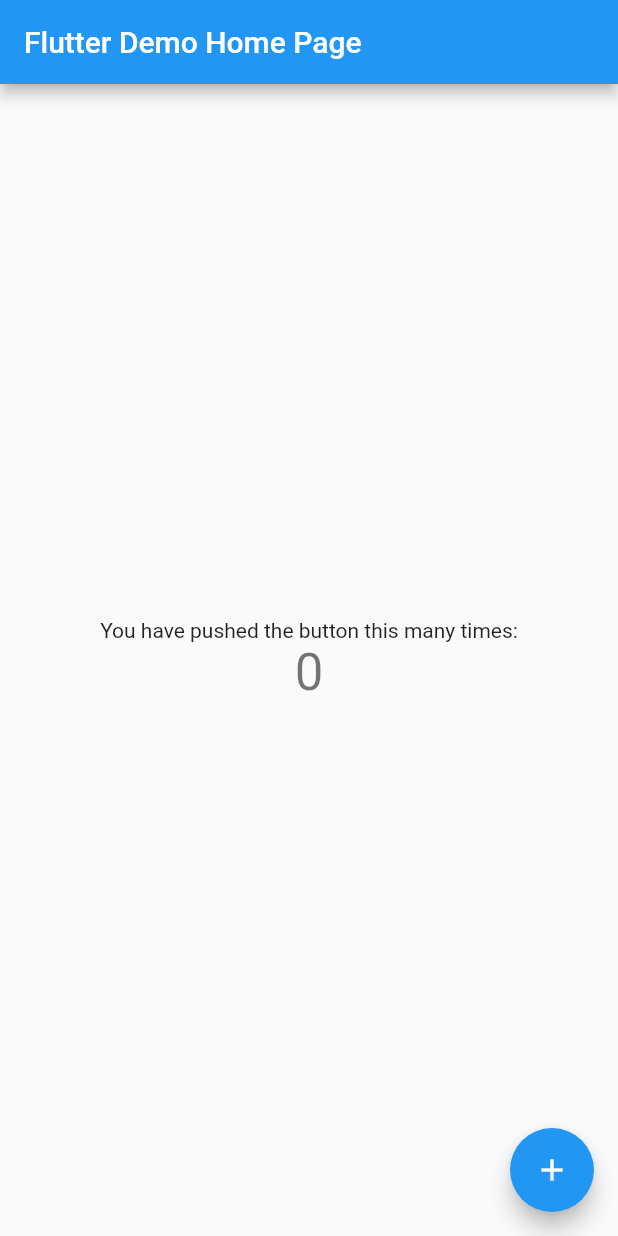
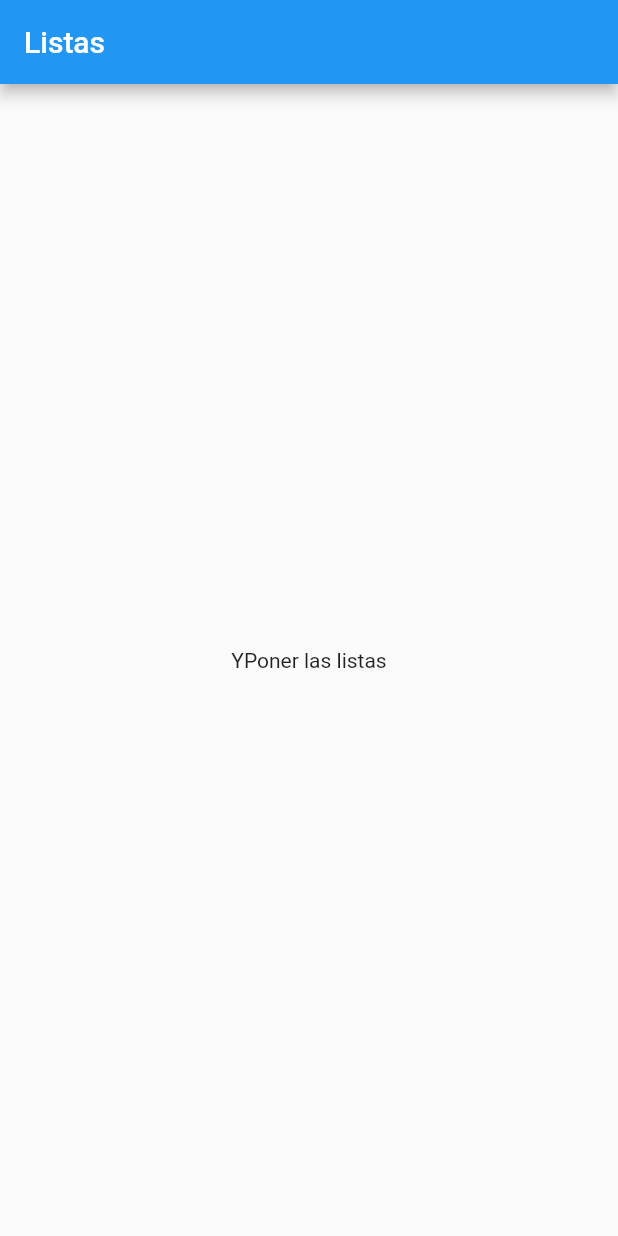
Before and after one commit to natsukis/supermarket_list, a Flutter app: the screen it shows after launch, on a phone screen of 412 x 824 dp. Run offline on Flutter 3.47's test engine with Material 2 defaults, Android fonts, the phone set to English and light mode, and no system bars; our stand-ins replace sqflite; accounts and stored records are empty.

Commit message:
Add a new table to the sqflite

```diff
--- a/lib/model/list.dart
+++ b/lib/model/supermarketlist.dart
@@ -1,20 +1,20 @@
 class SuperMarketList {
   int id;
+  int idGroup;
   int quantity;
   String article;
   int status;
-  String date;
 
-  SuperMarketList(this.quantity, this.article, this.status, this.date);
+  SuperMarketList(this.idGroup, this.quantity, this.article, this.status);
   SuperMarketList.withId(
-      this.id, this.quantity, this.article, this.status, this.date);
+      this.id, idGroup, this.quantity, this.article, this.status);
 
   Map<String, dynamic> toMap() {
     var map = Map<String, dynamic>();
+    map["idGroup"] = idGroup;
     map["quantity"] = quantity;
     map["article"] = article;
     map["status"] = status;
-    map["date"] = date;
     if (id != null) {
       map["id"] = id;
     }
@@ -23,9 +23,9 @@ class SuperMarketList {
 
   SuperMarketList.fromObject(dynamic o) {
     this.id = o["id"];
+    this.idGroup = o["idGroup"];
     this.quantity = o["quantity"];
     this.article = o["article"];
     this.status = o["status"];
-    this.date = o["date"];
   }
 }
--- a/lib/screens/main.dart
+++ b/lib/screens/main.dart
@@ -7,20 +7,11 @@ class MyApp extends StatelessWidget {
   @override
   Widget build(BuildContext context) {
     return MaterialApp(
-      title: 'Flutter Demo',
+      title: 'Tortoise: Listas diarias',
       theme: ThemeData(
-        // This is the theme of your application.
-        //
-        // Try running your application with "flutter run". You'll see the
-        // application has a blue toolbar. Then, without quitting the app, try
-        // changing the primarySwatch below to Colors.green and then invoke
-        // "hot reload" (press "r" in the console where you ran "flutter run",
-        // or simply save your changes to "hot reload" in a Flutter IDE).
-        // Notice that the counter didn't reset back to zero; the application
-        // is not restarted.
         primarySwatch: Colors.blue,
       ),
-      home: MyHomePage(title: 'Flutter Demo Home Page'),
+      home: MyHomePage(title: 'Listas'),
     );
   }
 }
@@ -28,84 +19,30 @@ class MyApp extends StatelessWidget {
 class MyHomePage extends StatefulWidget {
   MyHomePage({Key key, this.title}) : super(key: key);
 
-  // This widget is the home page of your application. It is stateful, meaning
-  // that it has a State object (defined below) that contains fields that affect
-  // how it looks.
-
-  // This class is the configuration for the state. It holds the values (in this
-  // case the title) provided by the parent (in this case the App widget) and
-  // used by the build method of the State. Fields in a Widget subclass are
-  // always marked "final".
-
-  final String title;
+String title;
 
   @override
   _MyHomePageState createState() => _MyHomePageState();
 }
 
 class _MyHomePageState extends State<MyHomePage> {
-  int _counter = 0;
-
-  void _incrementCounter() {
-    setState(() {
-      // This call to setState tells the Flutter framework that something has
-      // changed in this State, which causes it to rerun the build method below
-      // so that the display can reflect the updated values. If we changed
-      // _counter without calling setState(), then the build method would not be
-      // called again, and so nothing would appear to happen.
-      _counter++;
-    });
-  }
 
   @override
   Widget build(BuildContext context) {
-    // This method is rerun every time setState is called, for instance as done
-    // by the _incrementCounter method above.
-    //
-    // The Flutter framework has been optimized to make rerunning build methods
-    // fast, so that you can just rebuild anything that needs updating rather
-    // than having to individually change instances of widgets.
     return Scaffold(
       appBar: AppBar(
-        // Here we take the value from the MyHomePage object that was created by
-        // the App.build method, and use it to set our appbar title.
-        title: Text(widget.title),
+        title: Text('Listas'),
       ),
       body: Center(
-        // Center is a layout widget. It takes a single child and positions it
-        // in the middle of the parent.
         child: Column(
-          // Column is also a layout widget. It takes a list of children and
-          // arranges them vertically. By default, it sizes itself to fit its
-          // children horizontally, and tries to be as tall as its parent.
-          //
-          // Invoke "debug painting" (press "p" in the console, choose the
-          // "Toggle Debug Paint" action from the Flutter Inspector in Android
-          // Studio, or the "Toggle Debug Paint" command in Visual Studio Code)
-          // to see the wireframe for each widget.
-          //
-          // Column has various properties to control how it sizes itself and
-          // how it positions its children. Here we use mainAxisAlignment to
-          // center the children vertically; the main axis here is the vertical
-          // axis because Columns are vertical (the cross axis would be
-          // horizontal).
           mainAxisAlignment: MainAxisAlignment.center,
           children: <Widget>[
             Text(
-              'You have pushed the button this many times:',
-            ),
-            Text(
-              '$_counter',
-              style: Theme.of(context).textTheme.display1,
+              'YPoner las listas',
             ),
           ],
         ),
       ),
-      floatingActionButton: FloatingActionButton(
-        onPressed: _incrementCounter,
-        tooltip: 'Increment',
-        child: Icon(Icons.add),
-      ), // This trailing comma makes auto-formatting nicer for build methods.
     );
   }
 }
```
Also changed, not shown: lib/dbhelper/dbhelper.dart (+60 -5 lines), lib/model/grouplist.dart (added, +22 -0 lines).
